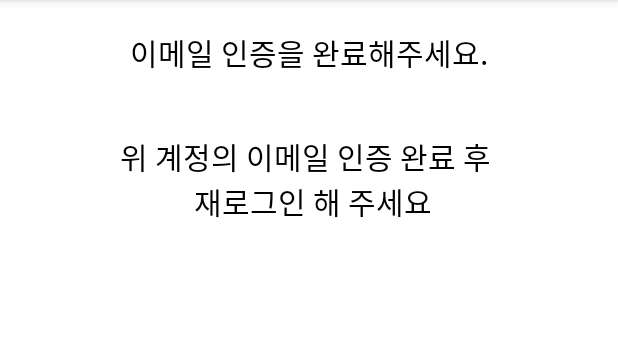
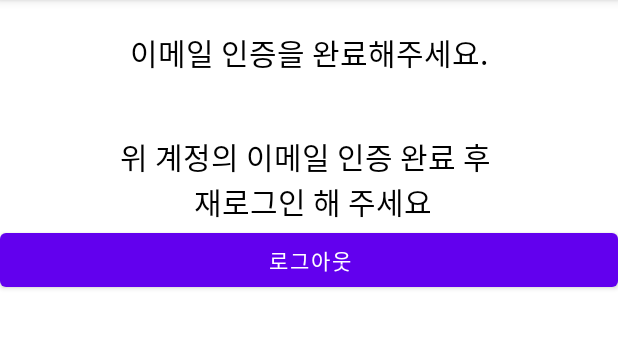
Before and after one commit to OMing06/tooth_app22-01, an Android app: the EmailVerifyActivity screen opened directly, with no data from a screen before it, on a phone screen of 412 x 824 dp, the part 84-432 px from its top. Run offline under Robolectric (Android 15) with nearby library versions, the phone set to English and light mode, and no system bars; our stand-ins replace Firebase (no records; nobody signed in at launch, a user with empty details on screens opened directly), Picasso.

Commit message:
22-05-09

```diff
--- a/app/src/main/java/com/example/tooset_test02/EmailVerifyActivity.java
+++ b/app/src/main/java/com/example/tooset_test02/EmailVerifyActivity.java
@@ -9,6 +9,7 @@ import android.os.Bundle;
 import android.view.Menu;
 import android.view.MenuInflater;
 import android.view.MenuItem;
+import android.view.View;
 import android.widget.Button;
 import android.widget.EditText;
 import android.widget.TextView;
@@ -32,6 +33,7 @@ import com.squareup.picasso.Picasso;
 public class EmailVerifyActivity extends AppCompatActivity {
 
     TextView tv_emailVerify;
+    Button button2;
 
     private FirebaseAuth mAuth;
 
@@ -44,6 +46,7 @@ public class EmailVerifyActivity extends AppCompatActivity {
         setContentView(R.layout.activity_email_verify);
 
         tv_emailVerify =findViewById(R.id.tv_emailVerify);
+        button2 = findViewById(R.id.button2);
 
         mAuth = FirebaseAuth.getInstance();
 
@@ -52,7 +55,20 @@ public class EmailVerifyActivity extends AppCompatActivity {
 
         getUserInfo();
 
+        button2.setOnClickListener(new View.OnClickListener() {
+            @Override
+            public void onClick(View v) {
+                signOut();
+            }
+        });
 
+
+    }
+
+    private void signOut() {
+        mAuth.signOut();
+        intentActivity(LoginActivity.class);
+        finish();
     }
 
     private void getUserInfo() {
@@ -62,6 +78,8 @@ public class EmailVerifyActivity extends AppCompatActivity {
         email = mAuth.getCurrentUser().getEmail();
         tv_emailVerify.setText(email);
     }
+
+
 
 
     @Override
--- a/app/src/main/java/com/example/tooset_test02/JoinActivity.java
+++ b/app/src/main/java/com/example/tooset_test02/JoinActivity.java
@@ -88,8 +88,8 @@ public class JoinActivity extends AppCompatActivity {
                                     if(task.isSuccessful()) {
                                         //Intent intent = new Intent(JoinActivity.this, UserAddActivity.class);
                                         //startActivity(intent);
-                                        intentFlagActivity(EmailVerifyActivity.class);
-                                        Toast.makeText(JoinActivity.this, "회원가입 성공. 이메일 인증을 진행해주세요. 메일함을 확인해주세요.", Toast.LENGTH_SHORT).show();
+                                        intentFlagActivity(UserAddActivity.class);
+                                        Toast.makeText(JoinActivity.this, "회원가입 성공. 이메일 인증을 위해 메일함을 확인해주세요.", Toast.LENGTH_SHORT).show();
                                         finish();
                                     } //if(task.isSuccessful())
                                     else {
--- a/app/src/main/res/layout/activity_email_verify.xml
+++ b/app/src/main/res/layout/activity_email_verify.xml
@@ -34,4 +34,10 @@
         android:textColor="#000000"
         android:textSize="20dp" />
 
+    <Button
+        android:id="@+id/button2"
+        android:layout_width="match_parent"
+        android:layout_height="wrap_content"
+        android:text="로그아웃" />
+
 </LinearLayout>
```
